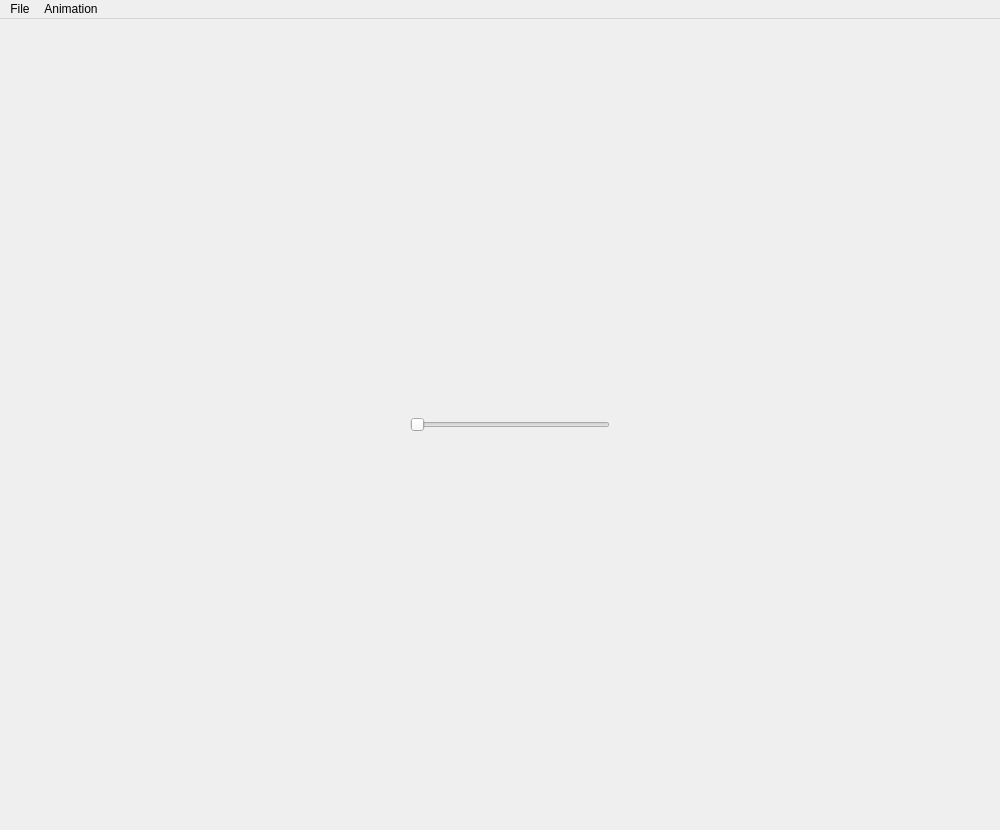
borisbordeaux/DeveloppementPolyedres, file mainwindow.ui: the form before one commit.
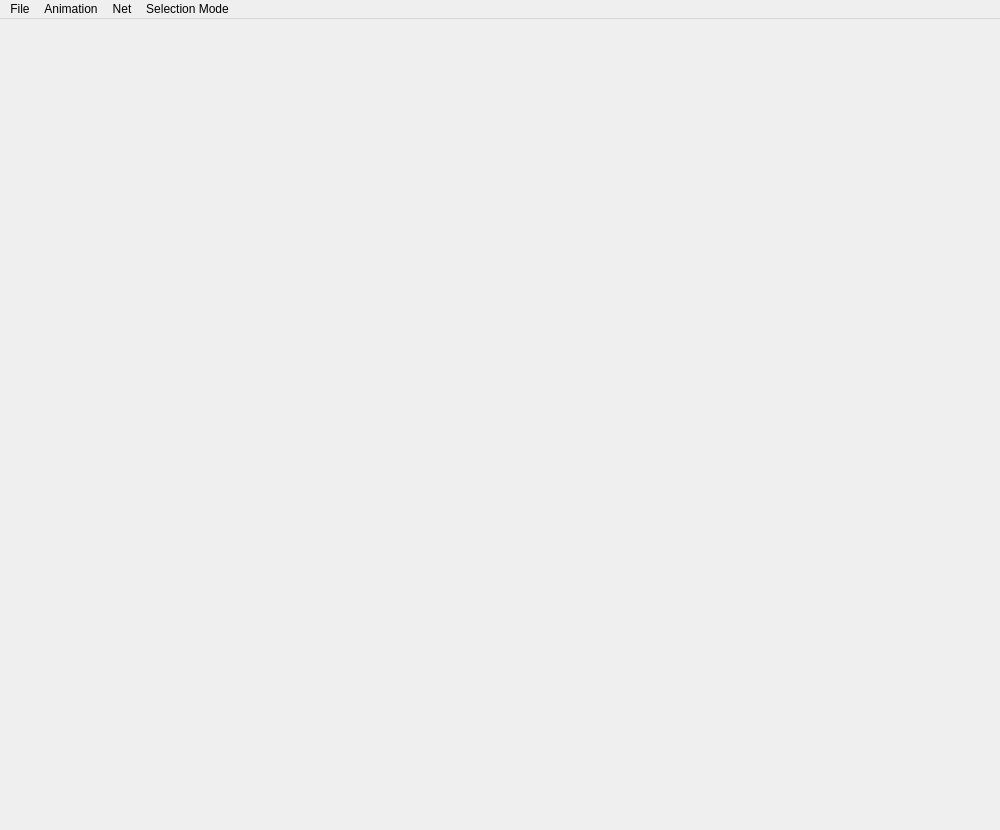
The form after the commit.

Commit message: Added face and edge selection. Added a way to change root face for the net. Added a way to translate selected face after unfolding

Diff of the .ui file:
```diff
--- a/mainwindow.ui
+++ b/mainwindow.ui
@@ -18,6 +18,18 @@
     <property name="sizeConstraint">
      <enum>QLayout::SetDefaultConstraint</enum>
     </property>
+    <property name="leftMargin">
+     <number>0</number>
+    </property>
+    <property name="topMargin">
+     <number>0</number>
+    </property>
+    <property name="rightMargin">
+     <number>0</number>
+    </property>
+    <property name="bottomMargin">
+     <number>0</number>
+    </property>
     <item>
      <layout class="QVBoxLayout" name="verticalLayout">
       <property name="spacing">
@@ -27,54 +39,19 @@
        <enum>QLayout::SetDefaultConstraint</enum>
       </property>
       <property name="leftMargin">
-       <number>10</number>
+       <number>0</number>
       </property>
       <property name="topMargin">
-       <number>10</number>
+       <number>0</number>
       </property>
       <property name="rightMargin">
-       <number>10</number>
+       <number>0</number>
       </property>
       <property name="bottomMargin">
-       <number>10</number>
+       <number>0</number>
       </property>
      </layout>
     </item>
-    <item>
-     <layout class="QVBoxLayout" name="verticalLayout_2">
-      <property name="sizeConstraint">
-       <enum>QLayout::SetMinimumSize</enum>
-      </property>
-      <item>
-       <widget class="QSlider" name="sliderOpening">
-        <property name="sizePolicy">
-         <sizepolicy hsizetype="Fixed" vsizetype="Fixed">
-          <horstretch>0</horstretch>
-          <verstretch>0</verstretch>
-         </sizepolicy>
-        </property>
-        <property name="minimumSize">
-         <size>
-          <width>100</width>
-          <height>0</height>
-         </size>
-        </property>
-        <property name="maximumSize">
-         <size>
-          <width>200</width>
-          <height>16777215</height>
-         </size>
-        </property>
-        <property name="maximum">
-         <number>100</number>
-        </property>
-        <property name="orientation">
-         <enum>Qt::Horizontal</enum>
-        </property>
-       </widget>
-      </item>
-     </layout>
-    </item>
    </layout>
   </widget>
   <widget class="QMenuBar" name="menubar">
@@ -110,8 +87,23 @@
     </property>
     <addaction name="actionAnimate"/>
    </widget>
+   <widget class="QMenu" name="menuNet">
+    <property name="title">
+     <string>Net</string>
+    </property>
+    <addaction name="actionSet_selected_Face_as_root"/>
+   </widget>
+   <widget class="QMenu" name="menuSelection_Mode">
+    <property name="title">
+     <string>Selection Mode</string>
+    </property>
+    <addaction name="actionFaces"/>
+    <addaction name="actionEdges"/>
+   </widget>
    <addaction name="menuFichier"/>
    <addaction name="menuAnimation"/>
+   <addaction name="menuNet"/>
+   <addaction name="menuSelection_Mode"/>
   </widget>
   <action name="actionCube">
    <property name="text">
```
Left out of the diff: 39 changed lines with no effect on the pictures. The commit also changes 18 other files.
